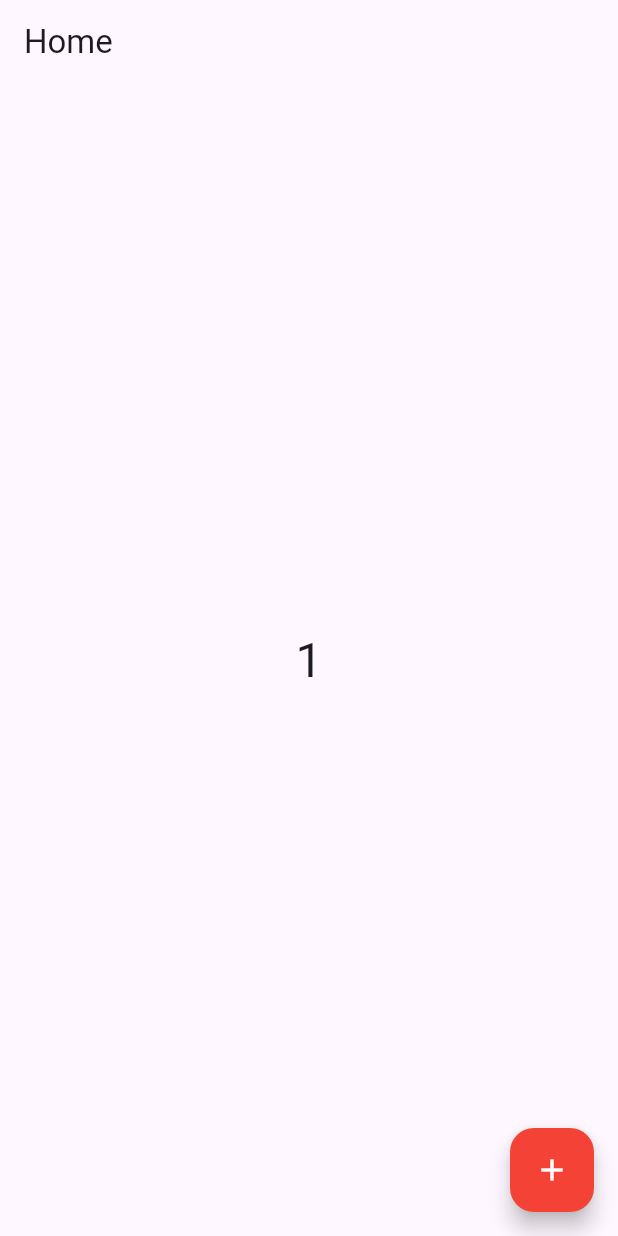
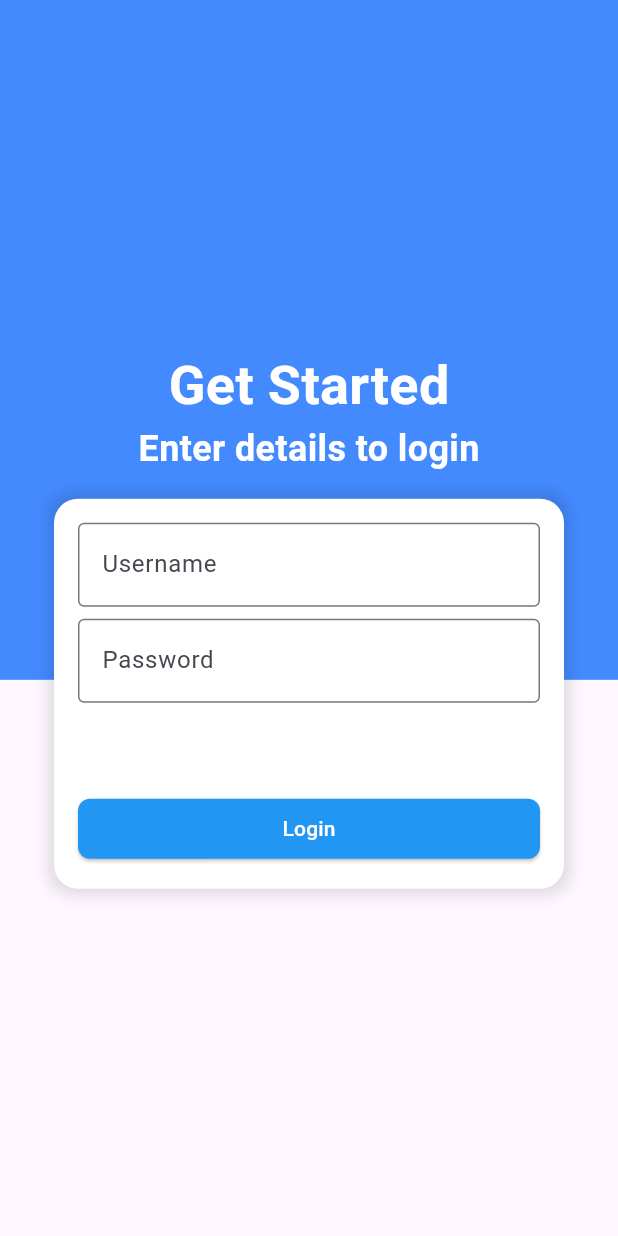
Before and after one commit to Ugyenlhamo2001/Athang_Todo, a Flutter app: the screen it shows after launch, on a phone screen of 412 x 824 dp. Run offline on Flutter 3.47's test engine with Material 3 defaults, Android fonts, the phone set to English and light mode, and no system bars.

```diff
--- /dev/null
+++ b/lib/Screens/LoginTask.dart
@@ -0,0 +1,69 @@
+import 'package:flutter/material.dart';
+import 'package:stateful_project/widgets/LoginForm.dart';
+
+class Logintask extends StatelessWidget {
+  @override
+  Widget build(BuildContext context) {
+    return Scaffold(
+      body: Container(
+        height: MediaQuery.of(context).size.height,
+        child: Stack(
+          children: [
+            Align(
+              alignment: Alignment.topCenter,
+              child: Container(
+                width: double.infinity,
+                color: Colors.blueAccent,
+                height: MediaQuery.of(context).size.height * .55,
+              ),
+            ),
+            Container(
+              height: double.infinity,
+              width: double.infinity,
+              padding: EdgeInsets.symmetric(horizontal: 36),
+              alignment: Alignment.center,
+              child: Column(
+                mainAxisAlignment: MainAxisAlignment.center,
+                children: [
+                  Container(
+                    margin: EdgeInsets.only(bottom: 16),
+                    child: Column(
+                      children: [
+                        Text('Get Started',
+                            style: TextStyle(
+                                color: Colors.white,
+                                fontSize: 36,
+                                fontWeight: FontWeight.bold)),
+                        Text('Enter details to login',
+                            style: TextStyle(
+                                color: Colors.white,
+                                fontSize: 24,
+                                fontWeight: FontWeight.bold)),
+                      ],
+                    ),
+                  ),
+                  Container(
+                    height: 260,
+                    padding: EdgeInsets.all(16),
+                    width: double.infinity,
+                    decoration: BoxDecoration(
+                        color: Colors.white,
+                        borderRadius: BorderRadius.circular(16),
+                        boxShadow: [
+                          BoxShadow(
+                              color: Colors.black12,
+                              blurRadius: 8,
+                              spreadRadius: 4,
+                              blurStyle: BlurStyle.normal)
+                        ]),
+                    child: Loginform(),
+                  )
+                ],
+              ),
+            )
+          ],
+        ),
+      ),
+    );
+  }
+}
--- a/lib/main.dart
+++ b/lib/main.dart
@@ -1,5 +1,6 @@
 import 'package:flutter/material.dart';
-import 'package:stateful_project/Screens/Home.dart';
+import 'package:stateful_project/Screens/LoginTask.dart';
+import 'package:stateful_project/screens/AddTask.dart';
 
 void main() {
   runApp(const MyApp());
@@ -17,7 +18,17 @@ class MyApp extends StatelessWidget {
         colorScheme: ColorScheme.fromSeed(seedColor: Colors.deepPurple),
         useMaterial3: true,
       ),
-      home: Todohome(),
+      // home: Logintask(),
+      // home is no longer required when using named routes
+      // we must define the initial route for the app
+      // initial route defines which route to open when app start
+      initialRoute: '/',
+      // routes is an object that holds path which defines which screen
+      // to open when we navigated through name
+      routes: {
+        '/': (context) => Logintask(),
+        '/home': (context) => Addtask(),
+      },
     );
   }
 }
--- /dev/null
+++ b/lib/widgets/LoginForm.dart
@@ -0,0 +1,102 @@
+import 'package:flutter/cupertino.dart';
+import 'package:flutter/material.dart';
+
+class Loginform extends StatefulWidget {
+  const Loginform({super.key});
+
+  @override
+  State<Loginform> createState() => _LoginformState();
+}
+
+class _LoginformState extends State<Loginform> {
+  // form key is something like the id for the form
+  var _formkey = GlobalKey<FormState>();
+  // new way to associate input with variables
+  TextEditingController username = TextEditingController();
+  TextEditingController password = TextEditingController();
+
+  @override
+  Widget build(BuildContext context) {
+    return Form(
+      // the key declared is defined here
+      key: _formkey,
+      child: Column(
+        children: [
+          Expanded(
+            child: Column(
+              children: [
+                TextFormField(
+                  // controller is used to automatically update without
+                  // using setState
+                  controller: username,
+                  // validator function when return string means error
+                  // when null there is no error
+                  validator: (value) {
+                    if (value == null || value.isEmpty) {
+                      return 'Please enter your username';
+                    }
+                    return null;
+                  },
+                  decoration: InputDecoration(
+                      label: Text('Username'), border: OutlineInputBorder()),
+                ),
+                Container(
+                  margin: EdgeInsets.only(top: 8),
+                  child: TextFormField(
+                    // obsure text is for displaying dots instead of text
+                    obscureText: true,
+                    controller: password,
+                    // onEditingComplete: (){
+                    //   print('something');
+                    // },
+                    validator: (value) {
+                      if (value == null || value.isEmpty) {
+                        return 'Please enter your username';
+                      }
+                      return null;
+                    },
+                    decoration: InputDecoration(
+                        label: Text('Password'), border: OutlineInputBorder()),
+                  ),
+                ),
+              ],
+            ),
+          ),
+          Container(
+            width: double.infinity,
+            child: ElevatedButton(
+              onPressed: () {
+                // this initiates validation form the text input field inside the form
+                if (_formkey.currentState!.validate()) {
+                  String message = "Failed";
+                  if (username.text == 'admin' && password.text == "admin") {
+                    message = "Success";
+                  }
+                  // ScaffoldMessenger.of(context).showSnackBar(
+                  //   SnackBar(
+                  //     content: Text(
+                  //       message,
+                  //       style: TextStyle(fontSize: 32),
+                  //     ),
+                  //   ),
+                  // );
+                  Navigator.of(context).popAndPushNamed('/home');
+                }
+              },
+              style: ElevatedButton.styleFrom(
+                backgroundColor: Colors.blue,
+                shape: RoundedRectangleBorder(
+                  borderRadius: BorderRadius.circular(8),
+                ),
+              ),
+              child: Text(
+                'Login',
+                style: TextStyle(color: Colors.white),
+              ),
+            ),
+          )
+        ],
+      ),
+    );
+  }
+}
```
Also changed, not shown: lib/Screens/AddTask.dart (added, +150 -0 lines).
